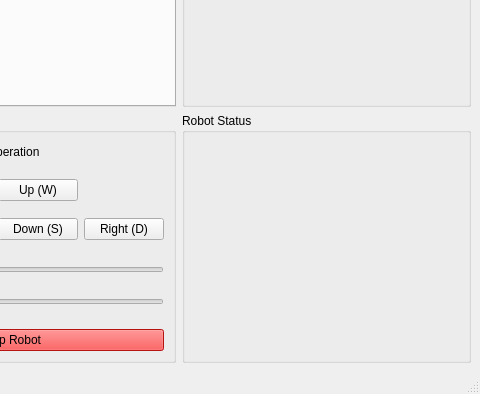
Above: fallrisk_gui/fallrisk_rviz_gui/src/fallrisk_gui.ui from rxdu/fall_risk_project_ros before the change; both pictures show x 619 to 1099 and y 474 to 868 of the 1099 by 868 pixel window. Below: the same form after it.
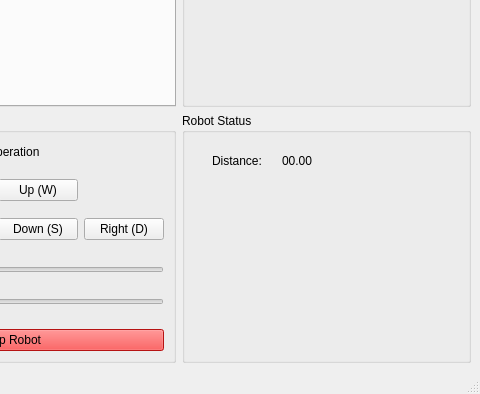
That is the form after the change.

Commit message: tested to subscribe to a topic

Patch:
```diff
--- a/fallrisk_gui/fallrisk_rviz_gui/src/fallrisk_gui.ui
+++ b/fallrisk_gui/fallrisk_rviz_gui/src/fallrisk_gui.ui
@@ -251,6 +251,32 @@
       <property name="title">
        <string>Robot Status</string>
       </property>
+      <widget class="QLabel" name="label_6">
+       <property name="geometry">
+        <rect>
+         <x>30</x>
+         <y>40</y>
+         <width>57</width>
+         <height>15</height>
+        </rect>
+       </property>
+       <property name="text">
+        <string>Distance:</string>
+       </property>
+      </widget>
+      <widget class="QLabel" name="lbDistance">
+       <property name="geometry">
+        <rect>
+         <x>100</x>
+         <y>40</y>
+         <width>57</width>
+         <height>15</height>
+        </rect>
+       </property>
+       <property name="text">
+        <string>00.00</string>
+       </property>
+      </widget>
      </widget>
     </item>
    </layout>
```
The commit also changes 2 other files.
